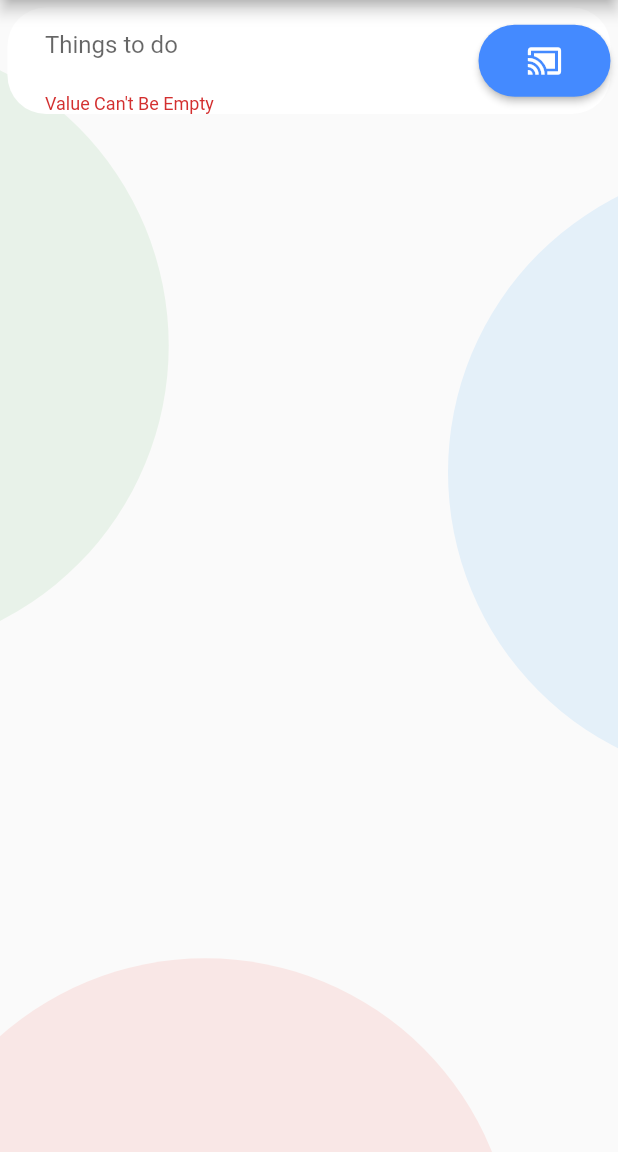
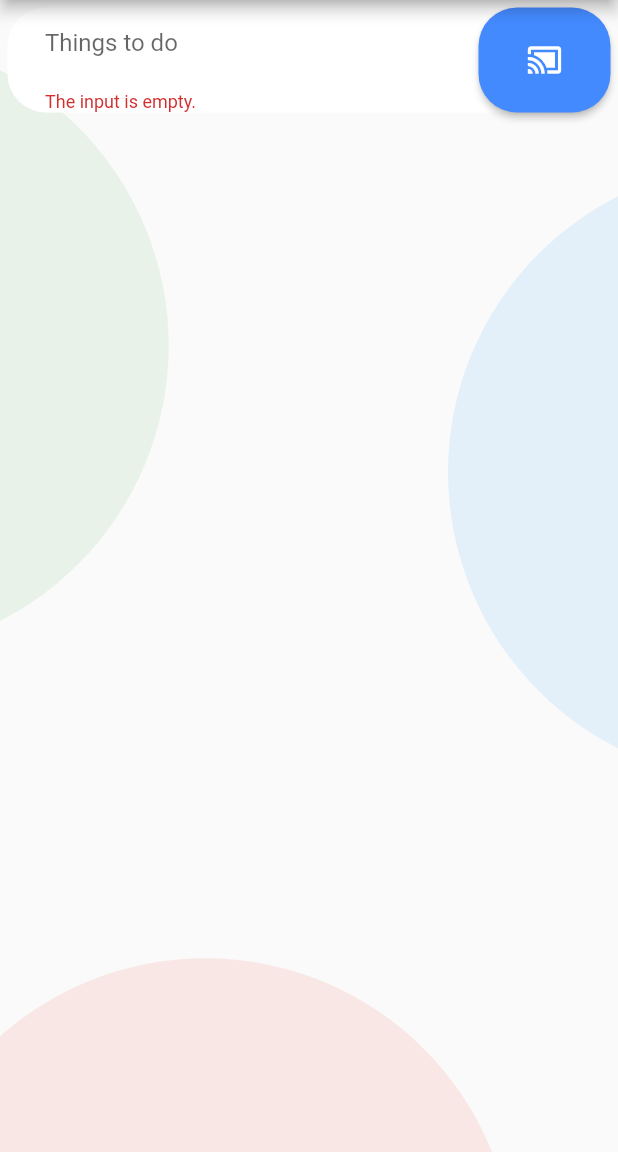
Before and after one commit to tmizushima/flutter_todo_list, a Flutter app: the screen it shows after launch, after a tap on the "cast connected" icon, on a phone screen of 412 x 824 dp, the part 84-1236 px from its top. Run offline on Flutter 3.47's test engine with Material 2 defaults, Android fonts, the phone set to English and light mode, and no system bars.

Commit message:
able to show error message

```diff
--- a/lib/main.dart
+++ b/lib/main.dart
@@ -36,6 +36,7 @@ class InputFieldTasks extends StatefulWidget {
 class _InputFieldTasksState extends State<InputFieldTasks> {
   final tasks = GlobalKey<FormState>();
   bool isChecked = false;
+  //validate if the text field is null
   bool _validate = false;
 
   final List<String> listItems = [];
@@ -52,6 +53,7 @@ class _InputFieldTasksState extends State<InputFieldTasks> {
     return Column(
       children: <Widget>[
         Container(
+          height: 70,
           decoration: BoxDecoration(
               borderRadius: BorderRadius.circular(25.7), color: Colors.white),
           margin: EdgeInsets.all(5.0),
@@ -60,6 +62,18 @@ class _InputFieldTasksState extends State<InputFieldTasks> {
               Expanded(
                 child: TextField(
                   controller: eCtrl,
+                  decoration: InputDecoration(
+                    border: InputBorder.none,
+                    hintText: "Things to do",
+                    errorText: _validate ? 'The input is empty.' : null,
+                    contentPadding: const EdgeInsets.only(
+                        left: 25.0, bottom: 15.0, top: 15.0),
+                    focusedBorder: OutlineInputBorder(
+                      borderSide: BorderSide(color: Colors.white),
+                      borderRadius: BorderRadius.circular(25.7),
+                    ),
+                  ),
+                  autocorrect: true,
                   onSubmitted: (text) {
                     if (text.isEmpty) {
                       _validate = true;
@@ -70,22 +84,10 @@ class _InputFieldTasksState extends State<InputFieldTasks> {
                       setState(() {});
                     }
                   },
-                  decoration: InputDecoration(
-                    border: InputBorder.none,
-                    hintText: "Things to do",
-                    errorText: _validate ? 'Value Can\'t Be Empty' : null,
-                    contentPadding: const EdgeInsets.only(
-                        left: 25.0, bottom: 15.0, top: 15.0),
-                    focusedBorder: OutlineInputBorder(
-                      borderSide: BorderSide(color: Colors.white),
-                      borderRadius: BorderRadius.circular(25.7),
-                    ),
-                  ),
-                  autofocus: false,
-                  autocorrect: true,
                 ),
               ),
               Container(
+                height: 70,
                 child: RaisedButton(
                   shape: new RoundedRectangleBorder(
                       borderRadius: new BorderRadius.circular(25.7)),
```
